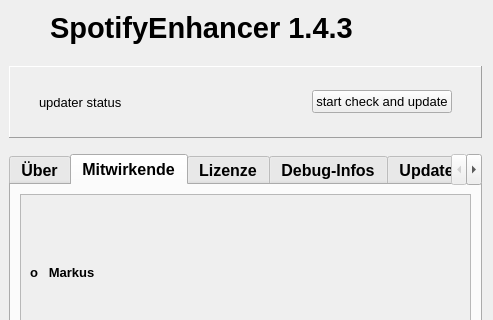
First picture: the form in dialogueber.ui, repository M4RKUS28/MUpdaterLib, before the edit; both pictures show x 0 to 493 and y 0 to 320 of the 493 by 521 pixel window.
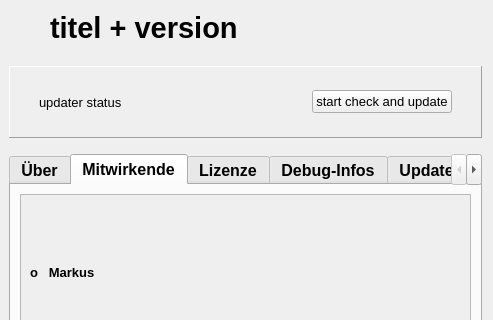
Second picture: the form after the edit. The open tabs and pages were chosen to show the change.

The edit to the form file:
```diff
--- a/dialogueber.ui
+++ b/dialogueber.ui
@@ -813,7 +813,7 @@
         </font>
        </property>
        <property name="text">
-        <string>SpotifyEnhancer 1.4.3</string>
+        <string>titel + version</string>
        </property>
       </widget>
      </item>
```
Left out of the diff: 4 changed lines with no effect on the pictures.
